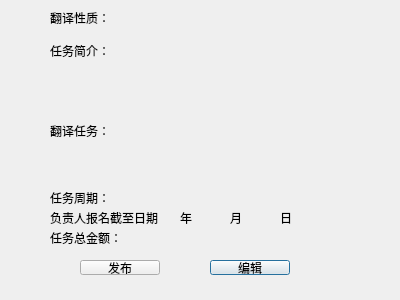
The window that taskpublish.ui (ljy9912/summer) describes before a commit, drawn with Qt 5.
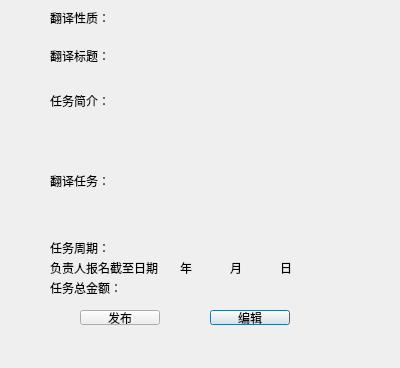
The same window after the commit.

```diff
--- a/taskpublish.ui
+++ b/taskpublish.ui
@@ -7,7 +7,7 @@
     <x>0</x>
     <y>0</y>
     <width>400</width>
-    <height>300</height>
+    <height>368</height>
    </rect>
   </property>
   <property name="windowTitle">
@@ -17,7 +17,7 @@
    <property name="geometry">
     <rect>
      <x>210</x>
-     <y>260</y>
+     <y>310</y>
      <width>80</width>
      <height>15</height>
     </rect>
@@ -30,7 +30,7 @@
    <property name="geometry">
     <rect>
      <x>50</x>
-     <y>210</y>
+     <y>260</y>
      <width>111</width>
      <height>16</height>
     </rect>
@@ -56,7 +56,7 @@
    <property name="geometry">
     <rect>
      <x>50</x>
-     <y>230</y>
+     <y>280</y>
      <width>111</width>
      <height>16</height>
     </rect>
@@ -69,7 +69,7 @@
    <property name="geometry">
     <rect>
      <x>50</x>
-     <y>190</y>
+     <y>240</y>
      <width>141</width>
      <height>16</height>
     </rect>
@@ -82,7 +82,7 @@
    <property name="geometry">
     <rect>
      <x>80</x>
-     <y>260</y>
+     <y>310</y>
      <width>80</width>
      <height>15</height>
     </rect>
@@ -95,7 +95,7 @@
    <property name="geometry">
     <rect>
      <x>230</x>
-     <y>210</y>
+     <y>260</y>
      <width>41</width>
      <height>16</height>
     </rect>
@@ -108,7 +108,7 @@
    <property name="geometry">
     <rect>
      <x>50</x>
-     <y>80</y>
+     <y>130</y>
      <width>301</width>
      <height>101</height>
     </rect>
@@ -121,7 +121,7 @@
    <property name="geometry">
     <rect>
      <x>180</x>
-     <y>210</y>
+     <y>260</y>
      <width>41</width>
      <height>16</height>
     </rect>
@@ -134,7 +134,7 @@
    <property name="geometry">
     <rect>
      <x>280</x>
-     <y>210</y>
+     <y>260</y>
      <width>41</width>
      <height>16</height>
     </rect>
@@ -147,7 +147,7 @@
    <property name="geometry">
     <rect>
      <x>50</x>
-     <y>30</y>
+     <y>80</y>
      <width>301</width>
      <height>41</height>
     </rect>
@@ -156,6 +156,19 @@
     <string>任务简介：</string>
    </property>
   </widget>
+  <widget class="QLabel" name="title">
+   <property name="geometry">
+    <rect>
+     <x>50</x>
+     <y>40</y>
+     <width>231</width>
+     <height>31</height>
+    </rect>
+   </property>
+   <property name="text">
+    <string>翻译标题：</string>
+   </property>
+  </widget>
  </widget>
  <resources/>
  <connections/>
```
